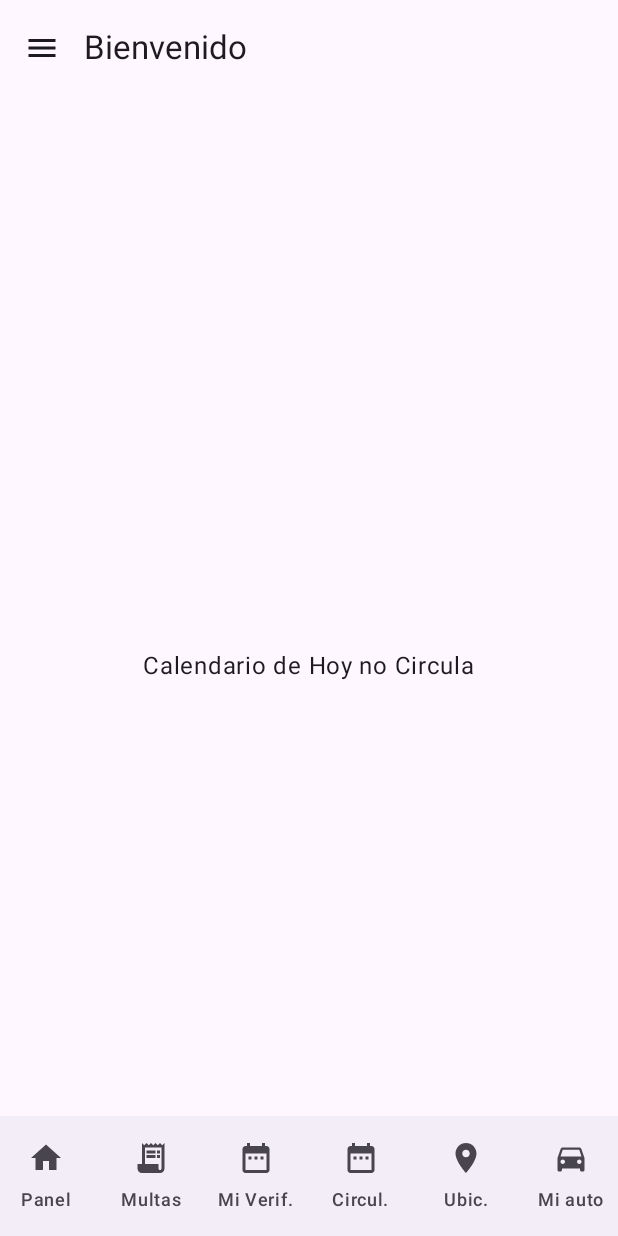
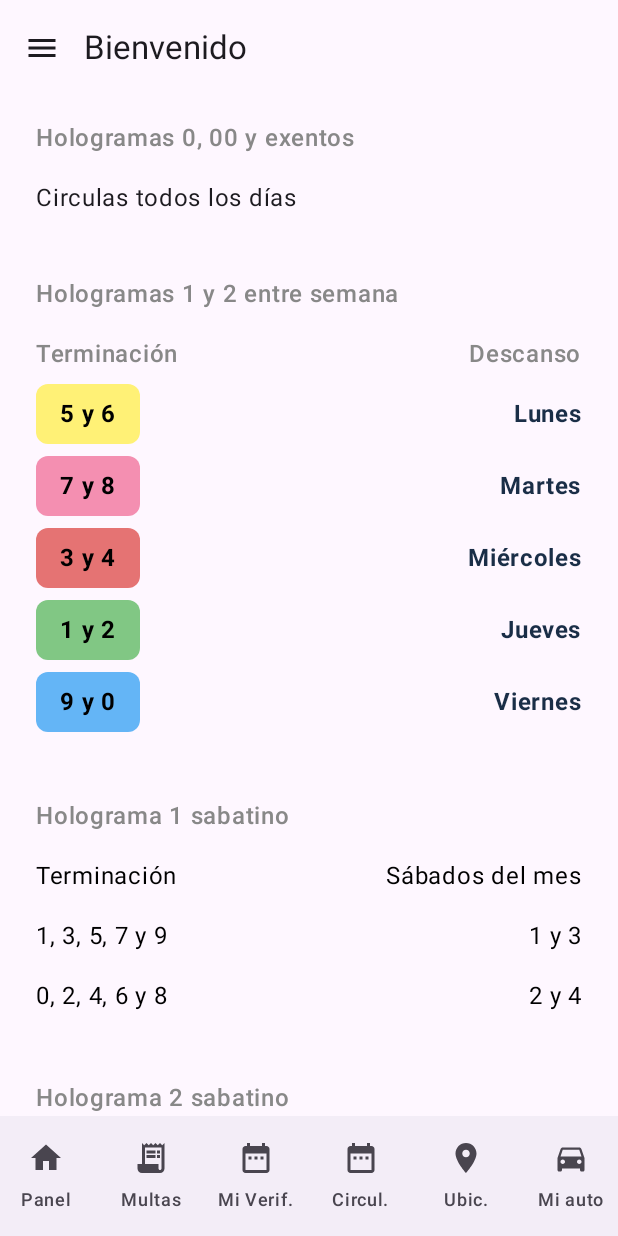
Before and after one commit to JimenaAce/AppMovilSIIVMEX, an Android app built with Jetpack Compose: the CalendarioHoyNoCirculaScreen screen opened through its navigation route, on a phone screen of 412 x 824 dp. Run offline under Robolectric (Android 15) with nearby library versions, the phone set to English and light mode, and no system bars.

Commit message:
Pantalla de calendario de circulación

```diff
--- a/app/build.gradle.kts
+++ b/app/build.gradle.kts
@@ -52,6 +52,7 @@ dependencies {
     implementation(libs.androidx.navigation.compose.android)
     implementation(libs.androidx.navigation.runtime.android)
     implementation("androidx.compose.material:material-icons-extended")
+    implementation(libs.androidx.storage)
     testImplementation(libs.junit)
     androidTestImplementation(libs.androidx.junit)
     androidTestImplementation(libs.androidx.espresso.core)
--- a/app/src/main/java/com/example/appmovilsiivmex/ui/screens/CalendarioHoyNoCirculaScreen.kt
+++ b/app/src/main/java/com/example/appmovilsiivmex/ui/screens/CalendarioHoyNoCirculaScreen.kt
@@ -1,8 +1,16 @@
 package com.example.appmovilsiivmex.ui.screens
 
+import androidx.compose.foundation.background
+import androidx.compose.foundation.layout.Arrangement
 import androidx.compose.foundation.layout.Box
+import androidx.compose.foundation.layout.Column
+import androidx.compose.foundation.layout.Row
+import androidx.compose.foundation.layout.Spacer
 import androidx.compose.foundation.layout.fillMaxSize
+import androidx.compose.foundation.layout.fillMaxWidth
+import androidx.compose.foundation.layout.height
 import androidx.compose.foundation.layout.padding
+import androidx.compose.foundation.shape.RoundedCornerShape
 import androidx.compose.material.icons.Icons
 import androidx.compose.material.icons.filled.Menu
 import androidx.compose.material3.DrawerValue
@@ -18,8 +26,13 @@ import androidx.compose.runtime.Composable
 import androidx.compose.runtime.rememberCoroutineScope
 import androidx.compose.ui.Alignment
 import androidx.compose.ui.Modifier
+import androidx.compose.ui.graphics.Color
+import androidx.compose.ui.text.font.FontWeight
+import androidx.compose.ui.unit.dp
+import androidx.compose.ui.unit.sp
 import androidx.navigation.NavController
 import com.example.appmovilsiivmex.navigation.MenuHamburguesa
+import com.example.appmovilsiivmex.ui.theme.ColorAzulOscuro
 import kotlinx.coroutines.launch
 
 @OptIn(ExperimentalMaterial3Api::class)
@@ -53,14 +66,145 @@ fun CalendarioHoyNoCirculaScreen (navController: NavController) {
                 )
             }
         ) { padding ->
-            Box(
+            Column(
                 modifier = Modifier
                     .fillMaxSize()
-                    .padding(padding),
-                contentAlignment = Alignment.Center
+                    .padding(padding)
+                    .padding(horizontal = 24.dp, vertical = 16.dp),
+                verticalArrangement = Arrangement.spacedBy(16.dp)
             ) {
-                Text("Calendario de Hoy no Circula")
+                // Encabezado
+                Text(
+                    text = "Hologramas 0, 00 y exentos",
+                    fontWeight = FontWeight.SemiBold,
+                    color = Color.Gray
+                )
+                Text(text = "Circulas todos los días")
+
+                Spacer(modifier = Modifier.height(8.dp))
+
+                Text(
+                    text = "Hologramas 1 y 2 entre semana",
+                    fontWeight = FontWeight.SemiBold,
+                    color = Color.Gray
+                )
+
+                // Tabla de terminaciones y días
+                ColumnaHoyNoCircula()
+
+                Spacer(modifier = Modifier.height(12.dp))
+
+                // Sección holograma 1 sabatino
+                Text(
+                    text = "Holograma 1 sabatino",
+                    fontWeight = FontWeight.SemiBold,
+                    color = Color.Gray
+                )
+                FilaTexto(
+                    titulo = "Terminación",
+                    valor = "Sábados del mes"
+                )
+                FilaTexto(
+                    titulo = "1, 3, 5, 7 y 9",
+                    valor = "1 y 3"
+                )
+                FilaTexto(
+                    titulo = "0, 2, 4, 6 y 8",
+                    valor = "2 y 4"
+                )
+
+                Spacer(modifier = Modifier.height(12.dp))
+
+                // Sección holograma 2 sabatino
+                Text(
+                    text = "Holograma 2 sabatino",
+                    fontWeight = FontWeight.SemiBold,
+                    color = Color.Gray
+                )
+                Text(text = "Descansan todos los sábados del mes")
             }
+
         }
     }
 }
+
+@Composable
+fun ColumnaHoyNoCircula() {
+    val filas = listOf(
+        Triple("5 y 6", Color(0xFFFFF176), "Lunes"),        // Amarillo
+        Triple("7 y 8", Color(0xFFF48FB1), "Martes"),       // Rosa
+        Triple("3 y 4", Color(0xFFE57373), "Miércoles"),    // Rojo
+        Triple("1 y 2", Color(0xFF81C784), "Jueves"),       // Verde
+        Triple("9 y 0", Color(0xFF64B5F6), "Viernes")       // Azul
+    )
+
+    Column(verticalArrangement = Arrangement.spacedBy(8.dp)) {
+        FilaTexto(
+            titulo = "Terminación",
+            valor = "Descanso",
+            esEncabezado = true
+        )
+
+        filas.forEach { (terminacion, color, dia) ->
+            FilaColor(terminacion = terminacion, colorFondo = color, dia = dia)
+        }
+    }
+}
+
+/**
+ * Fila con un recuadro de color y el día correspondiente.
+ */
+@Composable
+fun FilaColor(terminacion: String, colorFondo: Color, dia: String) {
+    Row(
+        modifier = Modifier.fillMaxWidth(),
+        horizontalArrangement = Arrangement.SpaceBetween,
+        verticalAlignment = Alignment.CenterVertically
+    ) {
+        Box(
+            modifier = Modifier
+                .background(colorFondo, shape = RoundedCornerShape(8.dp))
+                .padding(horizontal = 16.dp, vertical = 8.dp)
+        ) {
+            Text(
+                text = terminacion,
+                color = Color.Black,
+                fontWeight = FontWeight.Bold,
+                fontSize = 16.sp
+            )
+        }
+
+        Text(
+            text = dia,
+            color = ColorAzulOscuro,
+            fontWeight = FontWeight.Bold,
+            fontSize = 16.sp
+        )
+    }
+}
+
+/**
+ * Fila genérica de texto con dos columnas.
+ */
+@Composable
+fun FilaTexto(
+    titulo: String,
+    valor: String,
+    esEncabezado: Boolean = false
+) {
+    Row(
+        modifier = Modifier.fillMaxWidth(),
+        horizontalArrangement = Arrangement.SpaceBetween
+    ) {
+        Text(
+            text = titulo,
+            fontWeight = if (esEncabezado) FontWeight.SemiBold else FontWeight.Normal,
+            color = if (esEncabezado) Color.Gray else Color.Black
+        )
+        Text(
+            text = valor,
+            fontWeight = if (esEncabezado) FontWeight.SemiBold else FontWeight.Normal,
+            color = if (esEncabezado) Color.Gray else Color.Black
+        )
+    }
+}
--- a/gradle/libs.versions.toml
+++ b/gradle/libs.versions.toml
@@ -10,6 +10,7 @@ activityCompose = "1.9.3"
 composeBom = "2024.04.01"
 navigationComposeAndroid = "2.9.5"
 navigationRuntimeAndroid = "2.9.5"
+storage = "1.5.0"
 
 [libraries]
 androidx-core-ktx = { group = "androidx.core", name = "core-ktx", version.ref = "coreKtx" }
@@ -28,6 +29,7 @@ androidx-ui-test-junit4 = { group = "androidx.compose.ui", name = "ui-test-junit
 androidx-material3 = { group = "androidx.compose.material3", name = "material3" }
 androidx-navigation-compose-android = { group = "androidx.navigation", name = "navigation-compose-android", version.ref = "navigationComposeAndroid" }
 androidx-navigation-runtime-android = { group = "androidx.navigation", name = "navigation-runtime-android", version.ref = "navigationRuntimeAndroid" }
+androidx-storage = { group = "androidx.test.services", name = "storage", version.ref = "storage" }
 
 [plugins]
 android-application = { id = "com.android.application", version.ref = "agp" }
```
